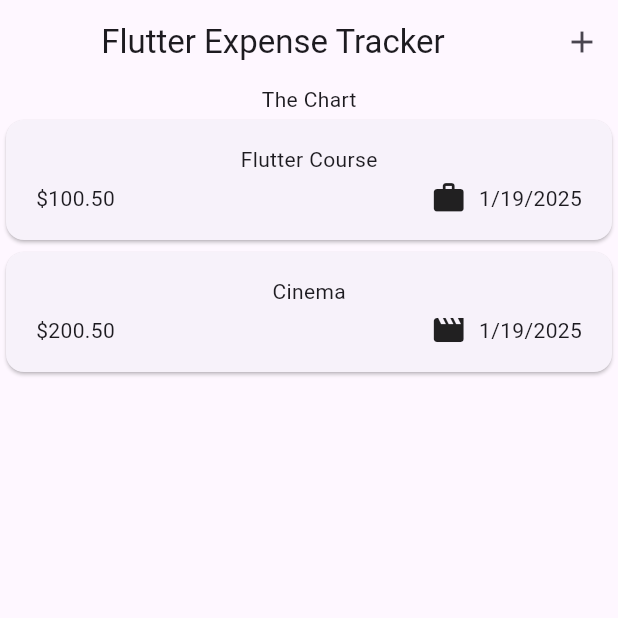
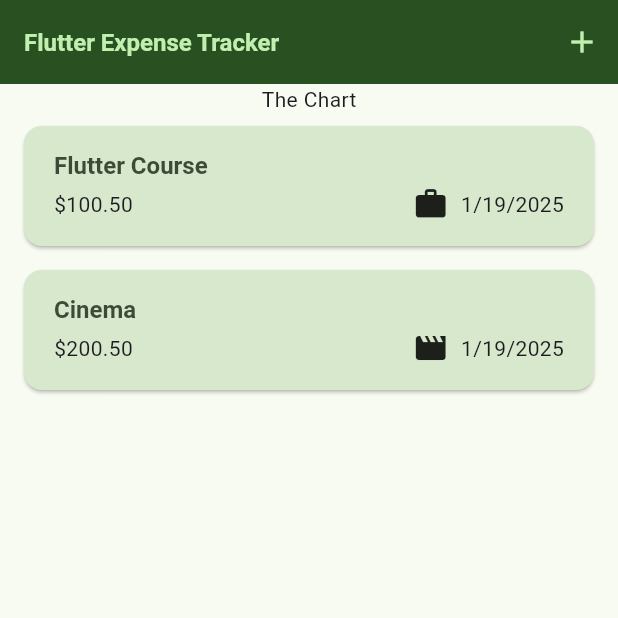
Before and after one commit to SomeshKumarN/flutter_projects, a Flutter app: the screen it shows after launch, on a phone screen of 412 x 824 dp, the top half of it. Run offline on Flutter 3.47's test engine with Material 3 defaults, Android fonts, the phone set to English and light mode, and no system bars; our stand-ins replace google_fonts.

Commit message:
Theme added

```diff
--- a/expense_tracker_app/lib/widgets/expenses.dart
+++ b/expense_tracker_app/lib/widgets/expenses.dart
@@ -65,7 +65,7 @@
     }
     return Scaffold(
       appBar: AppBar(
-        title: Center(child: Text("Flutter Expense Tracker")),
+        title: Text("Flutter Expense Tracker"),
         actions: [
           IconButton(onPressed: _openAddExpenseOverlay, icon: Icon(Icons.add))
         ],
--- a/expense_tracker_app/lib/widgets/expenses_list/expense_item.dart
+++ b/expense_tracker_app/lib/widgets/expenses_list/expense_item.dart
@@ -10,8 +10,12 @@
       child: Padding(
         padding: const EdgeInsets.symmetric(horizontal: 20, vertical: 16),
         child: Column(
+          crossAxisAlignment: CrossAxisAlignment.start,
           children: [
-            Text(expense.title),
+            Text(
+              expense.title,
+              style: Theme.of(context).textTheme.titleLarge,
+            ),
             SizedBox(height: 4),
             Row(
               children: [
--- a/expense_tracker_app/lib/widgets/expenses_list/expenses_list.dart
+++ b/expense_tracker_app/lib/widgets/expenses_list/expenses_list.dart
@@ -16,6 +16,10 @@
     return ListView.builder(
       itemCount: expenses.length,
       itemBuilder: (context, index) => Dismissible(
+        background: Container(
+          color: Theme.of(context).colorScheme.error,
+          margin: Theme.of(context).cardTheme.margin,
+        ),
         key: ValueKey(expenses[index]),
         onDismissed: (direction) {
           onRemoveExpense(expenses[index]);
```
Also changed, not shown: expense_tracker_app/lib/main.dart (+27 -1 lines).
